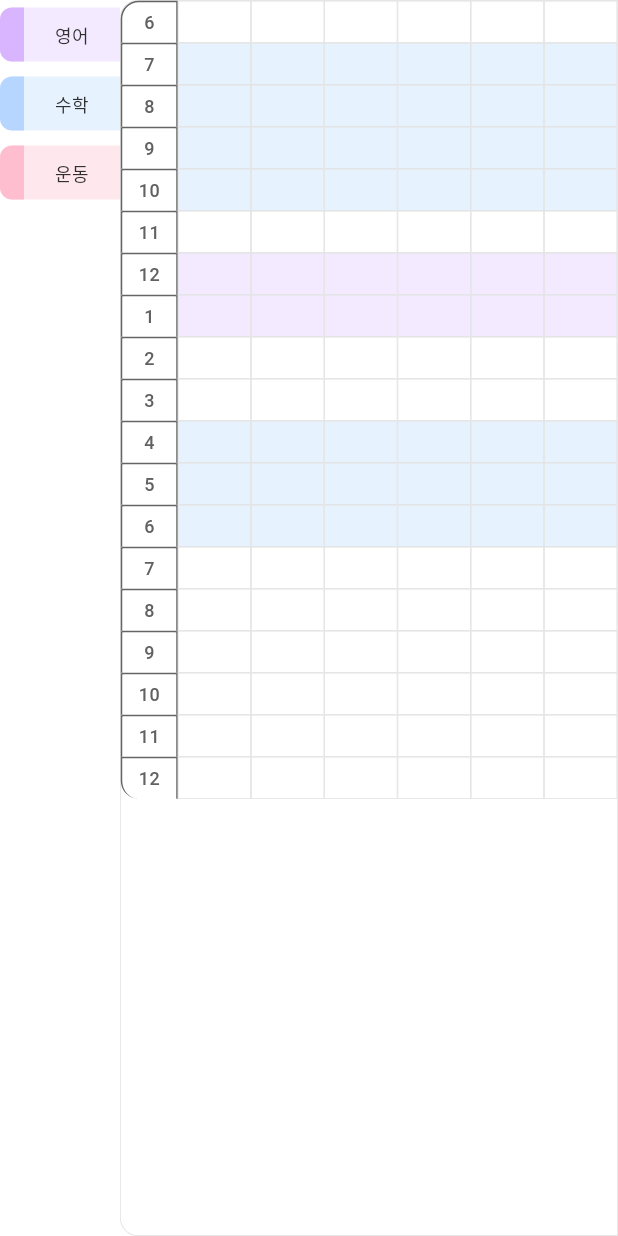
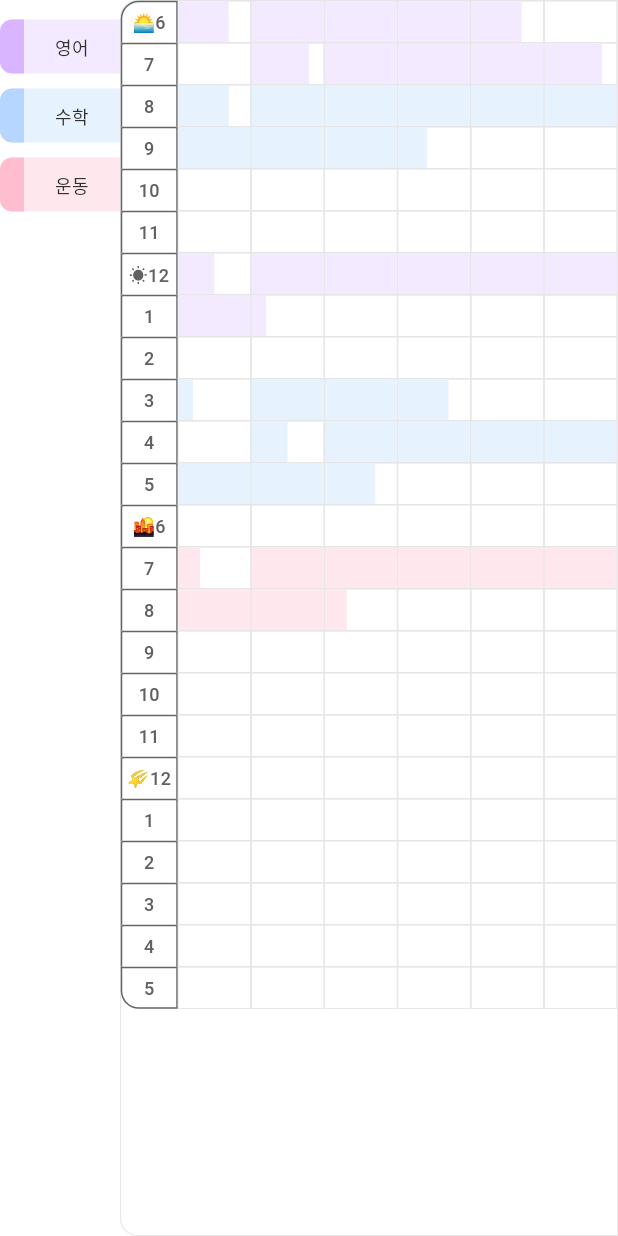
Before and after one commit to solve-z/TimeDog_Test, a Flutter app: the TimeRecordFragment widget shown alone on an empty page, opened directly, on a phone screen of 412 x 824 dp. Run offline on Flutter 3.47's test engine with Material 3 defaults, Android fonts, the phone set to English and light mode, and no system bars; our stand-ins replace flutter_svg.

Commit message:
feat: 타임레코드 기록방식 적용

```diff
--- a/lib/screen/main/tab/todo/f_time_record.dart
+++ b/lib/screen/main/tab/todo/f_time_record.dart
@@ -1,5 +1,6 @@
 import 'package:flutter/material.dart';
 import 'vo/vo_todo_category.dart';
+import 'vo/vo_todo_item.dart';
 
 class TimeRecordFragment extends StatefulWidget {
   final List<TodoCategoryVo> categories;
@@ -31,15 +32,21 @@ class _TimeRecordFragmentState extends State<TimeRecordFragment> {
     '10',
     '11',
     '12',
+    '1',
+    '2',
+    '3',
+    '4',
+    '5',
   ];
 
-  // 더미 데이터: 시간대별로 어떤 카테고리가 활성화되었는지
-  final Map<String, List<int>> categoryTimeData = {
-    '영어': [6, 7],
-    '수능특강': [8, 9],
-    '수학': [10, 11, 12, 1, 2, 3, 4],
-    '문학': [7, 8, 9, 10, 11, 12],
-  };
+  String _getTimeLabel(int index) {
+    final time = timeSlots[index];
+    if (index == 0) return '🌅$time'; // 아침 6시 (일출 아이콘)
+    if (index == 6) return '☀️$time'; // 정오 12시 (해 아이콘)
+    if (index == 12) return '🌇$time'; // 저녁 6시 (일몰 아이콘)
+    if (index == 18) return '🌠$time'; // 자정 12시 (별똥별 아이콘, 다음날 시작)
+    return time;
+  }
 
   @override
   Widget build(BuildContext context) {
@@ -53,8 +60,9 @@ class _TimeRecordFragmentState extends State<TimeRecordFragment> {
     return SizedBox(
       width: 80,
       child: Column(
-        children:
-            widget.categories.map((category) {
+        children: [
+          const SizedBox(height: 8), // 카테고리 시작 지점을 아래로 내리기 위한 여백
+          ...widget.categories.map((category) {
             return Container(
               height: 36,
               margin: const EdgeInsets.symmetric(vertical: 5),
@@ -94,7 +102,8 @@ class _TimeRecordFragmentState extends State<TimeRecordFragment> {
                 ],
               ),
             );
-            }).toList(),
+          }),
+        ],
       ),
     );
   }
@@ -111,7 +120,6 @@ class _TimeRecordFragmentState extends State<TimeRecordFragment> {
       ),
       child: Column(
         children: [
-          // _buildTimeHeader(),
           Expanded(
             child: ListView.builder(
               itemCount: timeSlots.length,
@@ -128,10 +136,8 @@ class _TimeRecordFragmentState extends State<TimeRecordFragment> {
   Widget _buildTimeRow(String time, int timeIndex) {
     BorderRadius? borderRadius;
     if (timeIndex == 0) {
-      // 첫 번째 행 - 상단 왼쪽 모서리만 둥글게
       borderRadius = const BorderRadius.only(topLeft: Radius.circular(12));
     } else if (timeIndex == timeSlots.length - 1) {
-      // 마지막 행 - 하단 왼쪽 모서리만 둥글게
       borderRadius = const BorderRadius.only(bottomLeft: Radius.circular(12));
     }
 
@@ -146,12 +152,17 @@ class _TimeRecordFragmentState extends State<TimeRecordFragment> {
                 top: BorderSide(color: const Color(0xFF656565), width: 1),
                 left: BorderSide(color: const Color(0xFF656565), width: 1),
                 right: BorderSide(color: const Color(0xFF656565), width: 1),
+                bottom:
+                    timeIndex == timeSlots.length - 1
+                        ? BorderSide(color: const Color(0xFF656565), width: 1)
+                        : BorderSide.none,
               ),
               borderRadius: borderRadius,
             ),
             child: Center(
               child: Text(
-                time,
+                _getTimeLabel(timeIndex),
+                textAlign: TextAlign.center,
                 style: TextStyle(
                   fontSize: 12,
                   color: Colors.grey.shade700,
@@ -161,13 +172,25 @@ class _TimeRecordFragmentState extends State<TimeRecordFragment> {
             ),
           ),
           ...List.generate(6, (dayIndex) {
-            Color? cellColor = _getCellColor(timeIndex);
+            final progressData = _getCellProgressData(timeIndex, dayIndex);
             return Expanded(
               child: Container(
                 decoration: BoxDecoration(
-                  color: cellColor,
                   border: Border.all(color: Colors.grey.shade300, width: 0.5),
                 ),
+                child:
+                    progressData != null
+                        ? Align(
+                          alignment: Alignment.centerLeft,
+                          child: FractionallySizedBox(
+                            widthFactor: progressData.progress,
+                            child: Container(
+                              height: double.infinity,
+                              color: progressData.color,
+                            ),
+                          ),
+                        )
+                        : null,
               ),
             );
           }),
@@ -176,15 +199,81 @@ class _TimeRecordFragmentState extends State<TimeRecordFragment> {
     );
   }
 
-  Color? _getCellColor(int timeIndex) {
-    // 더미 데이터를 기반으로 해당 시간대에 활성화된 카테고리의 색상 반환
-    for (int i = 0; i < widget.categories.length; i++) {
-      final category = widget.categories[i];
-      final timeData = categoryTimeData[category.name];
-      if (timeData != null && timeData.contains(timeIndex)) {
-        return category.backgroundColor;
+  CellProgressData? _getCellProgressData(int timeIndex, int columnIndex) {
+    double maxProgress = 0.0;
+    Color? resultColor;
+
+    // 해당 시간 슬롯과 10분 단위에서 집중 진행률 계산
+    for (final category in widget.categories) {
+      for (final todo in category.todos) {
+        for (final record in todo.focusTimeRecords) {
+          final progress = _calculateProgress(record, timeIndex, columnIndex);
+          if (progress > maxProgress) {
+            maxProgress = progress;
+            resultColor = category.backgroundColor;
           }
+        }
+      }
+    }
+
+    if (maxProgress > 0 && resultColor != null) {
+      return CellProgressData(progress: maxProgress, color: resultColor);
     }
     return null;
   }
+
+  double _calculateProgress(
+    FocusTimeRecord record,
+    int timeIndex,
+    int columnIndex,
+  ) {
+    final targetHour = _getHourFromIndex(timeIndex);
+    if (targetHour == -1) return 0.0;
+
+    final targetMinute = columnIndex * 10; // 0, 10, 20, 30, 40, 50
+    final slotStart = DateTime(2025, 9, 19, targetHour, targetMinute);
+    final slotEnd = slotStart.add(Duration(minutes: 10));
+
+    // 집중 시간과 슬롯의 겹치는 부분 계산
+    final overlapStart = _laterTime(record.startTime, slotStart);
+    final overlapEnd = _earlierTime(record.endTime, slotEnd);
+
+    if (overlapStart.isBefore(overlapEnd)) {
+      final overlapMinutes = overlapEnd.difference(overlapStart).inMinutes;
+      return (overlapMinutes / 10.0).clamp(0.0, 1.0); // 10분 기준으로 진행률 계산
     }
+
+    return 0.0;
+  }
+
+  DateTime _laterTime(DateTime a, DateTime b) => a.isAfter(b) ? a : b;
+  DateTime _earlierTime(DateTime a, DateTime b) => a.isBefore(b) ? a : b;
+
+  int _getHourFromIndex(int index) {
+    // 인덱스를 실제 시간으로 변환 (6AM~다음날 5AM)
+    // 6,7,8,9,10,11,12,1,2,3,4,5,6,7,8,9,10,11,12,1,2,3,4,5
+    // 6,7,8,9,10,11,12,13,14,15,16,17,18,19,20,21,22,23,0,1,2,3,4,5
+
+    if (index >= 0 && index < 6) {
+      // 6,7,8,9,10,11 AM
+      return index + 6;
+    } else if (index >= 6 && index < 12) {
+      // 12,1,2,3,4,5 PM (정오~오후5시)
+      return index == 6 ? 12 : index + 6; // 12시는 12, 1~5는 13~17
+    } else if (index >= 12 && index < 18) {
+      // 6,7,8,9,10,11 PM (오후6시~오후11시)
+      return index + 6; // 18~23
+    } else if (index >= 18 && index < 24) {
+      // 12,1,2,3,4,5 AM 다음날 (자정~새벽5시)
+      return index == 18 ? 0 : index - 18; // 12시는 0(자정), 1~5는 1~5
+    }
+    return -1;
+  }
+}
+
+class CellProgressData {
+  final double progress; // 0.0 ~ 1.0
+  final Color color;
+
+  CellProgressData({required this.progress, required this.color});
+}
--- a/lib/screen/main/tab/todo/vo/vo_todo_item.dart
+++ b/lib/screen/main/tab/todo/vo/vo_todo_item.dart
@@ -2,10 +2,28 @@ class TodoItemVo {
   final String title;
   final String time;
   bool isCompleted;
+  final List<FocusTimeRecord> focusTimeRecords;
 
   TodoItemVo({
     required this.title,
     required this.time,
     required this.isCompleted,
+    this.focusTimeRecords = const [],
   });
 }
+
+class FocusTimeRecord {
+  final DateTime startTime;
+  final DateTime endTime;
+
+  FocusTimeRecord({
+    required this.startTime,
+    required this.endTime,
+  });
+
+  // 집중 시간 (분 단위, 초는 버림)
+  int get focusDurationInMinutes {
+    final duration = endTime.difference(startTime);
+    return duration.inMinutes;
+  }
+}
```
Also changed, not shown: lib/screen/main/tab/todo/vo/todo_items_dummy.dart (+70 -8 lines), Screenshot_20250919_213851.jpg (deleted), timeRecord_example.png (deleted). Lines whose indentation alone changed are shown as unchanged.
